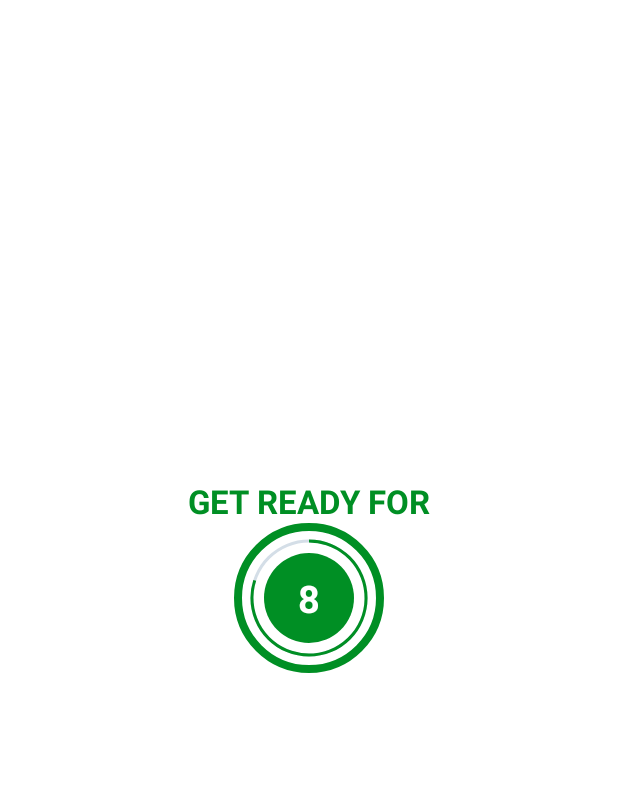
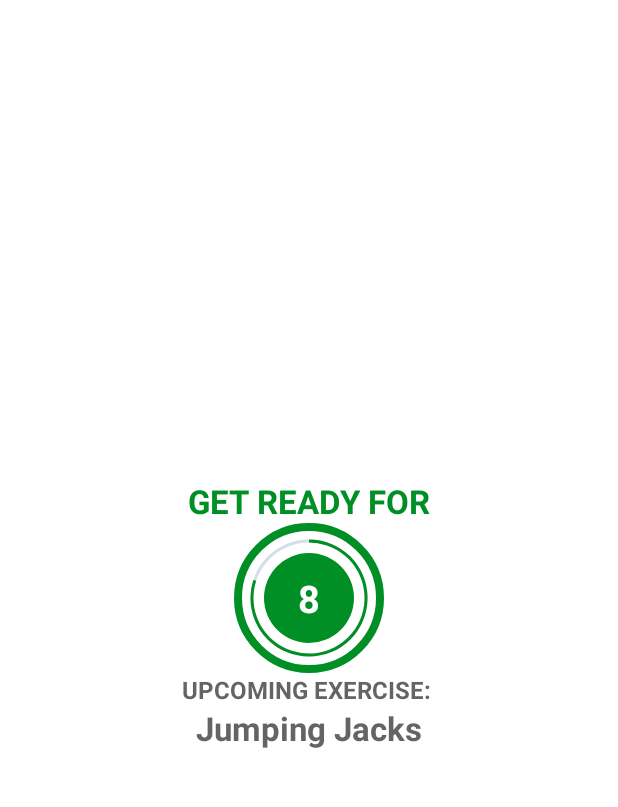
Before and after one commit to ArslanAshraf462/7MinutesWorkout, an Android app: the ExerciseActivity screen opened directly, with no data from a screen before it, on a phone screen of 412 x 824 dp, the part 62-869 px from its top. Run offline under Robolectric (Android 15) with nearby library versions, the phone set to English and light mode, and no system bars.

Commit message:
Added -> the upcoming exercise text to the restview

```diff
--- a/app/src/main/java/com/example/a7minutesworkout/ExerciseActivity.kt
+++ b/app/src/main/java/com/example/a7minutesworkout/ExerciseActivity.kt
@@ -40,10 +40,13 @@ class ExerciseActivity : AppCompatActivity() {
         binding?.tvExerciseName?.visibility = View.INVISIBLE
         binding?.flExerciseView?.visibility = View.INVISIBLE
         binding?.ivImage?.visibility = View.INVISIBLE
+        binding?.tvUpcomingLabel?.visibility = View.VISIBLE
+        binding?.tvUpcomingExerciseName?.visibility = View.VISIBLE
         if (restTimer != null){
             restTimer?.cancel()
             restProgress = 0
         }
+        binding?.tvUpcomingExerciseName?.text = exerciseList!![currentExercisePosition+1].getName()
         setRestProgressBar()
     }
 
@@ -54,6 +57,9 @@ class ExerciseActivity : AppCompatActivity() {
         //binding?.tvTitle?.text = "Exercise Name"
         binding?.flExerciseView?.visibility = View.VISIBLE
         binding?.ivImage?.visibility = View.VISIBLE
+        binding?.tvUpcomingLabel?.visibility = View.INVISIBLE
+        binding?.tvUpcomingExerciseName?.visibility = View.INVISIBLE
+
         if (exerciseTimer != null){
             exerciseTimer?.cancel()
             exerciseProgress = 0
--- a/app/src/main/res/layout/activity_exercise.xml
+++ b/app/src/main/res/layout/activity_exercise.xml
@@ -65,6 +65,33 @@
                 tools:text="10"/>
         </LinearLayout>
     </FrameLayout>
+
+    <TextView
+        android:id="@+id/tvUpcomingLabel"
+        android:layout_width="wrap_content"
+        android:layout_height="wrap_content"
+        android:text="UPCOMING EXERCISE: "
+        android:textColor="@color/colorPrimary"
+        android:textSize="16sp"
+        android:textStyle="bold"
+        app:layout_constraintEnd_toEndOf="parent"
+        app:layout_constraintStart_toStartOf="parent"
+        app:layout_constraintTop_toBottomOf="@+id/flRestView"
+        app:layout_constraintBottom_toTopOf="@+id/tvUpcomingExerciseName"
+        tools:visibility="visible"/>
+    <TextView
+        android:id="@+id/tvUpcomingExerciseName"
+        android:layout_width="wrap_content"
+        android:layout_height="wrap_content"
+        android:text="ExerciseName"
+        android:textColor="@color/colorPrimary"
+        android:textSize="22sp"
+        android:textStyle="bold"
+        android:visibility="gone"
+        app:layout_constraintEnd_toEndOf="parent"
+        app:layout_constraintStart_toStartOf="parent"
+        app:layout_constraintTop_toBottomOf="@+id/tvUpcomingLabel"
+        tools:visibility="visible"/>
 
     <ImageView
         android:id="@+id/ivImage"
```
